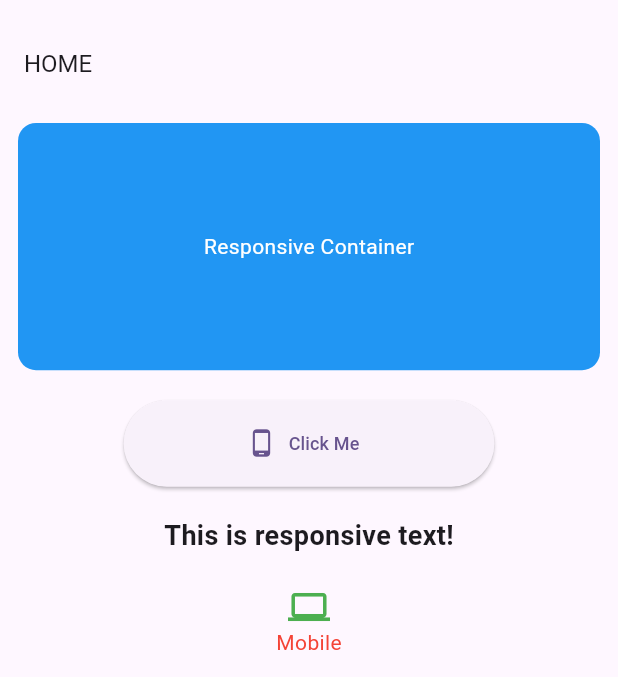
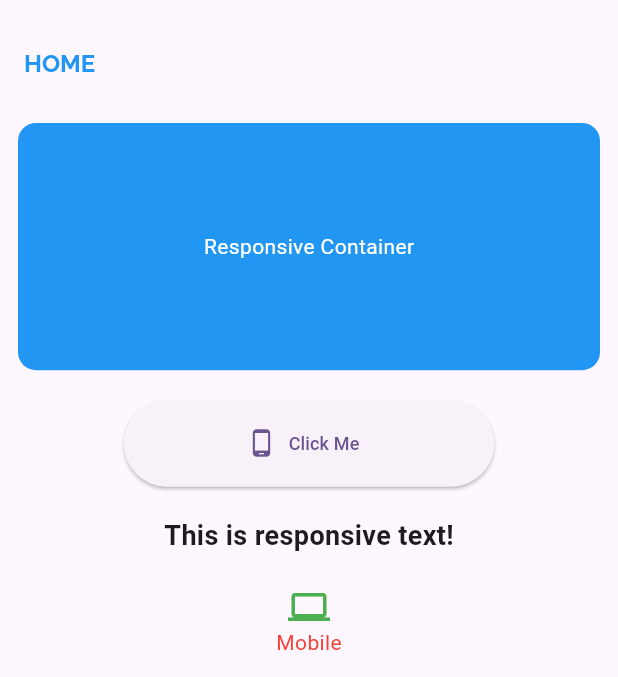
Before and after one commit to Dikshit94189/flutterui, a Flutter app: the screen it shows after launch, on a phone screen of 412 x 824 dp, the part 63-740 px from its top. Run offline on Flutter 3.47's test engine with Material 3 defaults, Android fonts, the phone set to English and light mode, and no system bars.

Commit message:
home_fonts

```diff
--- a/lib/home_main.dart
+++ b/lib/home_main.dart
@@ -1,5 +1,6 @@
 import 'package:flutter/cupertino.dart';
 import 'package:flutter/material.dart';
+import 'package:flutter_ui/main.dart';
 import 'package:flutter_ui/screens/bottom_tabs/tab_3.dart';
 import 'package:flutter_ui/screens/bottom_tabs/tab_4.dart';
 import 'package:flutter_ui/screens/bottom_tabs/tab_one.dart';
@@ -82,7 +83,9 @@ class _HomePageState extends State<HomePage> {
               child: Text("My Drawer", style: TextStyle(
                   fontFamily: "Raleway",
                   fontWeight: FontWeight.w700,
-                  color: Colors.white, fontSize: 20)),
+                  color: Colors.white,
+                  fontSize: context.responsive.fontSize(16, tablet: 18, desktop: 20),
+              )),
             ),
             ListTile(
               leading:   Icon(Icons.pages),
--- a/lib/screens/bottom_tabs/tab_one.dart
+++ b/lib/screens/bottom_tabs/tab_one.dart
@@ -11,9 +11,12 @@ class BottomTab1 extends StatelessWidget {
       appBar: AppBar(
         title: Text(
           "HOME",
-          style: TextStyle(
-            fontSize: context.responsive.fontSize(16, tablet: 18, desktop: 20),
-          ),
+            style: TextStyle(
+                fontSize: context.responsive.fontSize(16, tablet: 18, desktop: 20),
+                fontFamily: "Raleway",
+                fontWeight: FontWeight.w700,
+                color: Colors.blue)
+
         ),
       ),
       body: Padding(
```
